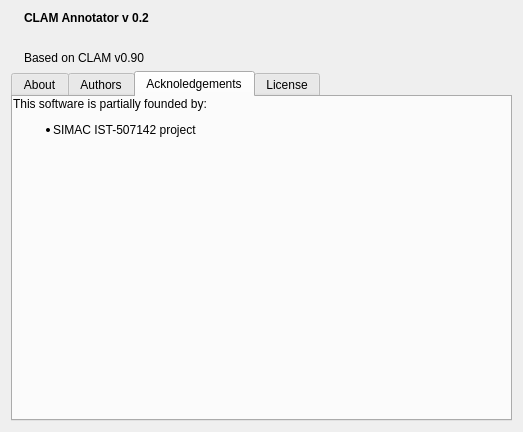
The window that CLAM_Annotator/src/About.qt4.ui (clam-project/clam) describes before a commit, drawn with Qt 5.
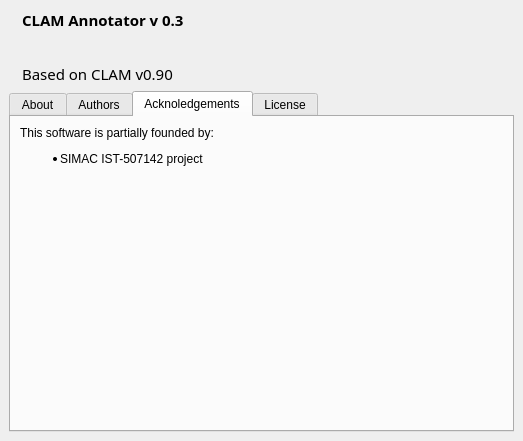
The same window after the commit. The open tabs and pages were chosen to show the change. Icons and pictures are not drawn.

The edit to the form file:
```diff
--- a/CLAM_Annotator/src/About.qt4.ui
+++ b/CLAM_Annotator/src/About.qt4.ui
@@ -9,7 +9,7 @@
     <x>0</x>
     <y>0</y>
     <width>523</width>
-    <height>432</height>
+    <height>441</height>
    </rect>
   </property>
   <property name="windowTitle" >
@@ -20,7 +20,7 @@
   </property>
   <layout class="QVBoxLayout" >
    <property name="margin" >
-    <number>11</number>
+    <number>9</number>
    </property>
    <property name="spacing" >
     <number>6</number>
@@ -34,7 +34,7 @@
       <number>6</number>
      </property>
      <item>
-      <widget class="QLabel" name="pixmapLabel1" >
+      <widget class="QLabel" name="label_2" >
        <property name="sizePolicy" >
         <sizepolicy>
          <hsizetype>4</hsizetype>
@@ -59,8 +59,22 @@
         </sizepolicy>
        </property>
        <property name="text" >
-        <string>&lt;b>CLAM Annotator v 0.2&lt;/b>&lt;br/>
-&lt;p>Based on CLAM v0.90&lt;/p></string>
+        <string>&lt;html>&lt;head>&lt;meta name="qrichtext" content="1" />&lt;/head>&lt;body style=" white-space: pre-wrap; font-family:Sans Serif; font-size:11pt; font-weight:400; font-style:normal; text-decoration:none;">&lt;p style=" margin-top:0px; margin-bottom:0px; margin-left:0px; margin-right:0px; -qt-block-indent:0; text-indent:0px;">&lt;span style=" font-weight:600;">CLAM Annotator v 0.3&lt;/span>&lt;br />&lt;/p>&lt;p style=" margin-top:12px; margin-bottom:12px; margin-left:0px; margin-right:0px; -qt-block-indent:0; text-indent:0px;">Based on CLAM v0.90&lt;/p>&lt;/body>&lt;/html></string>
+       </property>
+      </widget>
+     </item>
+     <item>
+      <widget class="QLabel" name="pixmapLabel1" >
+       <property name="sizePolicy" >
+        <sizepolicy>
+         <hsizetype>4</hsizetype>
+         <vsizetype>4</vsizetype>
+         <horstretch>0</horstretch>
+         <verstretch>0</verstretch>
+        </sizepolicy>
+       </property>
+       <property name="pixmap" >
+        <pixmap resource="images.qrc" >:/logos/images/clam_red_scaled.png</pixmap>
        </property>
       </widget>
      </item>
@@ -161,9 +175,9 @@
       <attribute name="title" >
        <string>Acknoledgements</string>
       </attribute>
-      <layout class="QVBoxLayout" >
+      <layout class="QHBoxLayout" >
        <property name="margin" >
-        <number>0</number>
+        <number>9</number>
        </property>
        <property name="spacing" >
         <number>6</number>
@@ -192,6 +206,19 @@
          </property>
         </widget>
        </item>
+       <item>
+        <widget class="QLabel" name="label" >
+         <property name="text" >
+          <string/>
+         </property>
+         <property name="pixmap" >
+          <pixmap resource="images.qrc" >:/logos/images/simac-logo.png</pixmap>
+         </property>
+         <property name="alignment" >
+          <set>Qt::AlignHCenter|Qt::AlignTop</set>
+         </property>
+        </widget>
+       </item>
       </layout>
      </widget>
      <widget class="QWidget" name="TabPage" >
```
Left out of the diff: 22 changed lines with no effect on the pictures.
